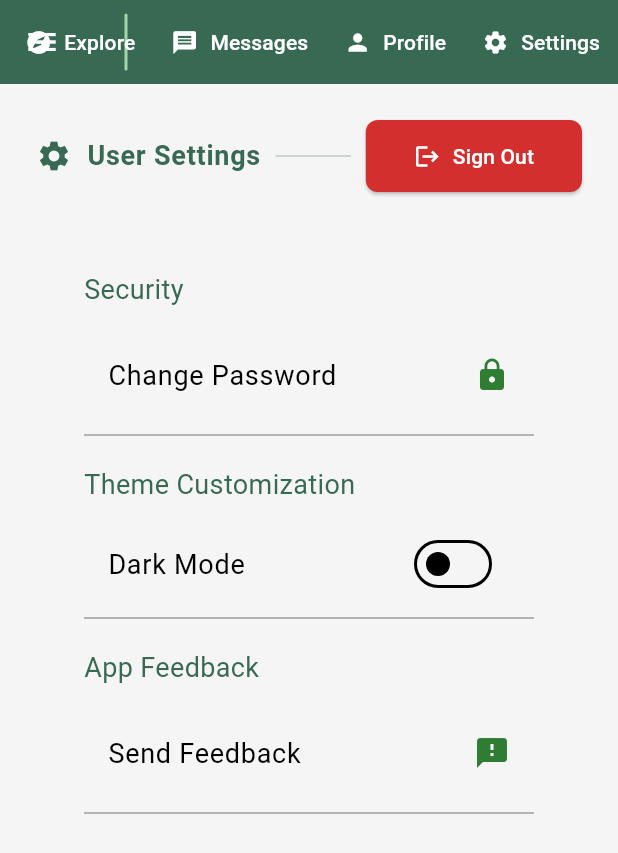
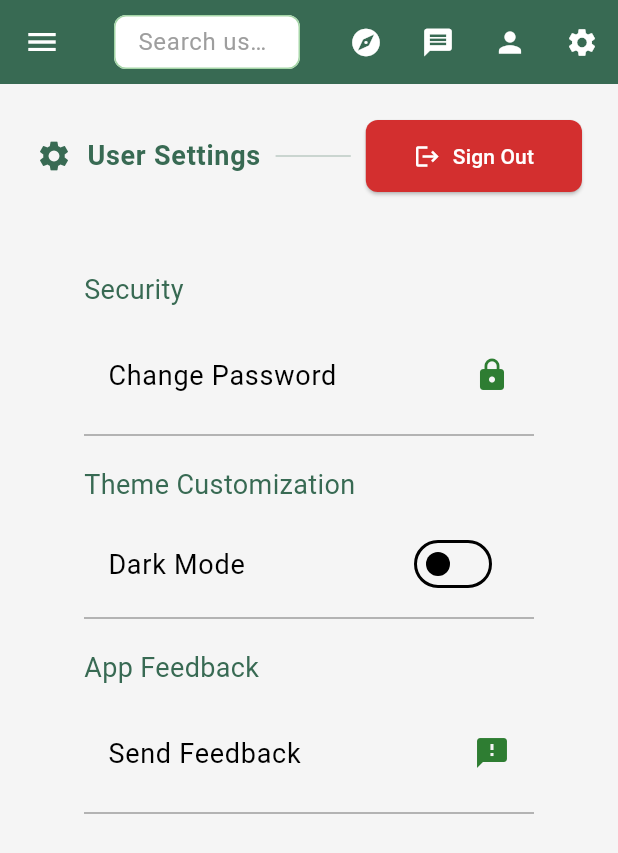
Before and after one commit to blakeotto57/treehouse, a Flutter app: the UserSettingsPage screen opened by its route, on a phone screen of 412 x 824 dp. Shown: the top 853 px of the screen. Run offline on Flutter 3.47's test engine with Material 3 defaults, Android fonts, the phone set to English and light mode, and no system bars; our stand-ins replace cloud_firestore, emoji_picker_flutter, firebase_auth, firebase_core, firebase_storage, flutter_svg and 4 more; missing offline and left inert: firebase_app_check, flutter_stripe, in_app_purchase_android, in_app_purchase_storekit, pay, pay_android and 2 more; accounts and stored records are empty; Roboto replaces fonts that are missing (Helvetica).

Commit message:
fixed compact nav bar to be better on smaller screens

```diff
--- a/lib/components/nav_bar.dart
+++ b/lib/components/nav_bar.dart
@@ -1,10 +1,8 @@
 import 'package:flutter/material.dart';
-import 'package:treehouse/models/other_users_profile.dart';
 import 'package:treehouse/pages/explore_page.dart';
 import 'package:treehouse/pages/messages_page.dart';
 import 'package:treehouse/pages/user_profile.dart';
 import 'package:treehouse/pages/user_settings.dart';
-import 'package:cloud_firestore/cloud_firestore.dart';
 import 'package:treehouse/components/user_search.dart';
 import 'package:firebase_auth/firebase_auth.dart';
 
@@ -20,32 +18,38 @@
   @override
   State<Navbar> createState() => _NavbarState();
 }
-Widget _buildNavButton(IconData icon, String label, VoidCallback onTap) {
-  return TextButton.icon(
+
+class _NavbarState extends State<Navbar> {
+  Widget _buildNavButton({
+    required IconData icon,
+    required String label,
+    required VoidCallback onTap,
+    required bool isWide,
+  }) {
+    return isWide
+        ? TextButton.icon(
             onPressed: onTap,
             icon: Icon(icon, color: Colors.white),
             label: Text(label, style: const TextStyle(color: Colors.white)),
-    style: TextButton.styleFrom(padding: const EdgeInsets.symmetric(horizontal: 12.0)),
+
+          )
+        : IconButton(
+            icon: Icon(icon, color: Colors.white, size: 22),
+            onPressed: onTap,
           );
   }
 
-
-class _NavbarState extends State<Navbar> {
   @override
   Widget build(BuildContext context) {
+    return LayoutBuilder(
+      builder: (context, constraints) {
+        final isWide = constraints.maxWidth > 700;
+
         return AppBar(
-      iconTheme: const IconThemeData(color: Colors.white),
+          iconTheme: IconThemeData(color: Colors.white),
           backgroundColor: const Color(0xFF386A53),
-      title: LayoutBuilder(
-        builder: (context, constraints) {
-          final showTitle = constraints.maxWidth > 600;
-          return Row(
-            children: [
-              if (showTitle)
-                Flexible(
-                  flex: 0,
-                  child: Row(
-                    mainAxisSize: MainAxisSize.min,
+          title: isWide
+              ? Row(
                   children: [
                     const Text(
                       "Treehouse",
@@ -56,11 +60,7 @@
                       ),
                     ),
                     const SizedBox(width: 12),
-                      Container(
-                        height: 24,
-                        width: 1,
-                        color: Colors.white54,
-                      ),
+                    Container(height: 24, width: 1, color: Colors.white54),
                     const SizedBox(width: 12),
                     Builder(
                       builder: (context) {
@@ -81,102 +81,58 @@
                       },
                     ),
                     const SizedBox(width: 12),
-                    ],
-                  ),
-                ),
+                    // Search bar for wide mode
                     Expanded(
-                child: Container(
-                  margin: const EdgeInsets.only(left: 8.0),
-                  child: const UserSearch(),
+                      child: SizedBox(
+                        height: 36,
+                        child: UserSearch(), // Use your custom search bar widget
                       ),
                     ),
                   ],
+                )
+              : Center(
+                  child: SizedBox(
+                    height: 36,
+                    child: UserSearch(), // Only the search bar in compact mode
+                  ),
+                ),
+          actions: [
+            _buildNavButton(
+                icon: Icons.explore,
+                label: "Explore",
+                onTap: () {
+                  Navigator.pushReplacement(context,
+                      MaterialPageRoute(builder: (_) => const ExplorePage()));
+                },
+                isWide: isWide),
+            _buildNavButton(
+                icon: Icons.message,
+                label: "Messages",
+                onTap: () {
+                  Navigator.pushReplacement(context,
+                      MaterialPageRoute(builder: (_) => MessagesPage()));
+                },
+                isWide: isWide),
+            _buildNavButton(
+                icon: Icons.person,
+                label: "Profile",
+                onTap: () {
+                  Navigator.pushReplacement(context,
+                      MaterialPageRoute(builder: (_) => UserProfilePage()));
+                },
+                isWide: isWide),
+            _buildNavButton(
+                icon: Icons.settings,
+                label: "Settings",
+                onTap: () {
+                  Navigator.pushReplacement(context,
+                      MaterialPageRoute(builder: (_) => const UserSettingsPage()));
+                },
+                isWide: isWide),
+            ...?widget.actions,
+          ],
         );
       },
-      ),
-      actions: [
-        LayoutBuilder(
-          builder: (context, constraints) {
-            final isWide = constraints.maxWidth > 700;
-
-            if (isWide) {
-              // Show buttons with text and icons
-              return Row(
-                children: [
-                  _buildNavButton(Icons.explore, "Explore", () {
-                    Navigator.pushReplacement(context,
-                        MaterialPageRoute(builder: (_) => const ExplorePage()));
-                  }),
-                  _buildNavButton(Icons.message, "Messages", () {
-                    Navigator.pushReplacement(context,
-                        MaterialPageRoute(builder: (_) => MessagesPage()));
-                  }),
-                  _buildNavButton(Icons.person, "Profile", () {
-                    Navigator.pushReplacement(context,
-                        MaterialPageRoute(builder: (_) => UserProfilePage()));
-                  }),
-                  _buildNavButton(Icons.settings, "Settings", () {
-                    Navigator.pushReplacement(
-                        context,
-                        MaterialPageRoute(
-                            builder: (_) => const UserSettingsPage()));
-                  }),
-                ],
-              );
-            } else {
-              // Show popup menu on small screens
-              return PopupMenuButton<String>(
-                icon: const Icon(Icons.more_vert, color: Colors.white),
-                onSelected: (value) {
-                  switch (value) {
-                    case 'Explore':
-                      Navigator.pushReplacement(
-                          context,
-                          MaterialPageRoute(
-                              builder: (_) => const ExplorePage()));
-                      break;
-                    case 'Messages':
-                      Navigator.pushReplacement(context,
-                          MaterialPageRoute(builder: (_) => MessagesPage()));
-                      break;
-                    case 'Profile':
-                      Navigator.pushReplacement(context,
-                          MaterialPageRoute(builder: (_) => UserProfilePage()));
-                      break;
-                    case 'Settings':
-                      Navigator.pushReplacement(
-                          context,
-                          MaterialPageRoute(
-                              builder: (_) => const UserSettingsPage()));
-                      break;
-                  }
-                },
-                itemBuilder: (BuildContext context) => [
-                  const PopupMenuItem(
-                      value: 'Explore',
-                      child: ListTile(
-                          leading: Icon(Icons.explore),
-                          title: Text('Explore'))),
-                  const PopupMenuItem(
-                      value: 'Messages',
-                      child: ListTile(
-                          leading: Icon(Icons.message),
-                          title: Text('Messages'))),
-                  const PopupMenuItem(
-                      value: 'Profile',
-                      child: ListTile(
-                          leading: Icon(Icons.person), title: Text('Profile'))),
-                  const PopupMenuItem(
-                      value: 'Settings',
-                      child: ListTile(
-                          leading: Icon(Icons.settings),
-                          title: Text('Settings'))),
-                ],
-              );
-            }
-          },
-        ),
-      ],
     );
   }
 }
```
Also changed, not shown: pubspec.lock. Lines whose indentation alone changed are shown as unchanged.
